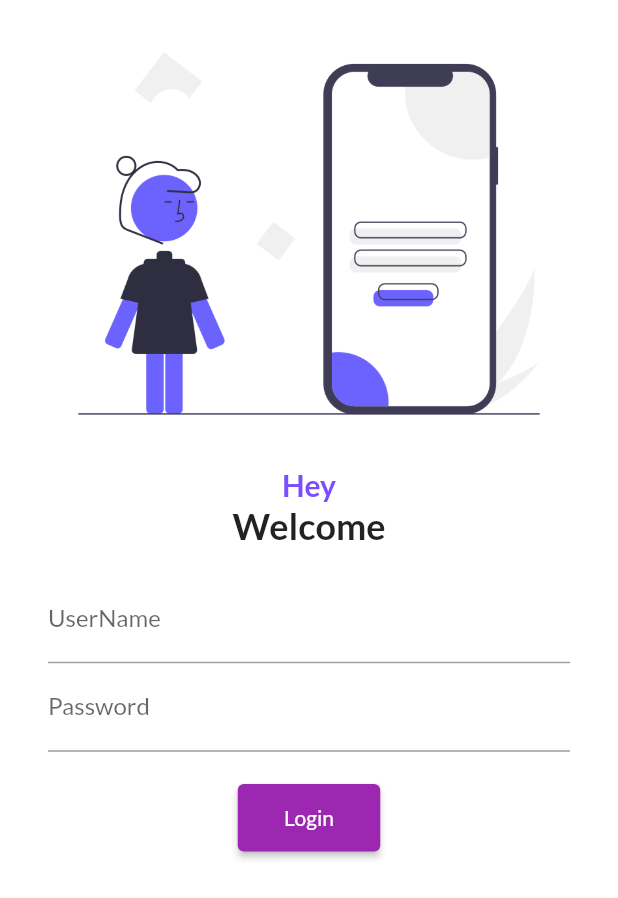
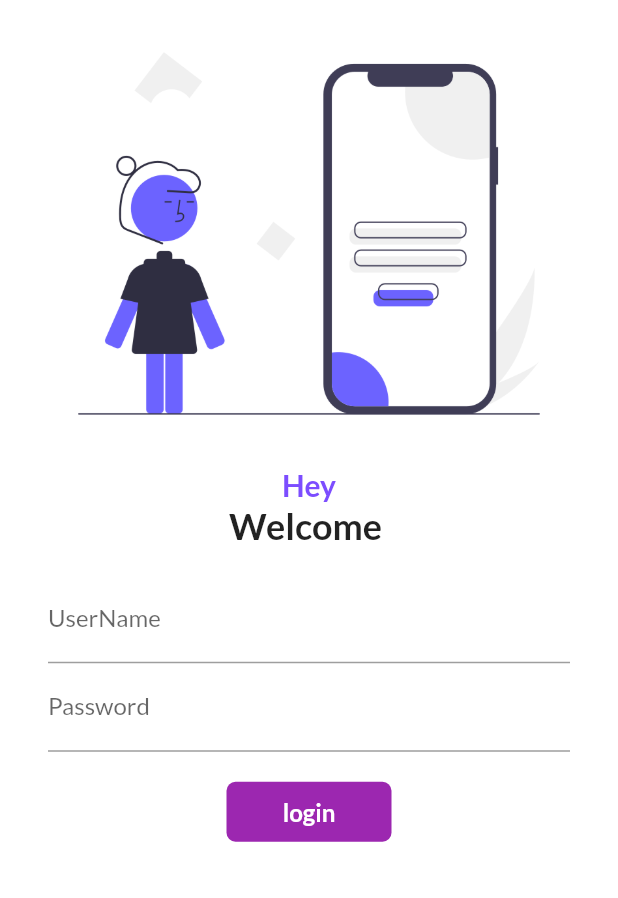
Before and after one commit to SyedAmeenHussaini/flutter_pra, a Flutter app: the screen it shows after launch, on a phone screen of 412 x 824 dp. Shown: the top 898 px of the screen. Run offline on Flutter 3.47's test engine with Material 2 defaults, Android fonts, the phone set to English and light mode, and no system bars; our stand-ins replace google_fonts.

Commit message:
day6 completed

```diff
--- a/lib/pages/login_page.dart
+++ b/lib/pages/login_page.dart
@@ -2,7 +2,15 @@ import "package:flutter/material.dart";
 import 'package:flutter_catalog/pages/Home_page.dart';
 import 'package:flutter_catalog/pages/utilits/approut.dart';
 
-class LoginPage extends StatelessWidget {
+class LoginPage extends StatefulWidget {
+  @override
+  State<LoginPage> createState() => _LoginPageState();
+}
+
+class _LoginPageState extends State<LoginPage> {
+  String name = "";
+  bool changeButton = false;
+
   @override
   Widget build(BuildContext context) {
     return Material(
@@ -24,7 +32,7 @@ class LoginPage extends StatelessWidget {
                     color: Colors.deepPurpleAccent),
               ),
             ),
-            Text("Welcome",
+            Text("Welcome $name",
                 style: TextStyle(fontSize: 24, fontWeight: FontWeight.bold)),
             SizedBox(
               height: 10,
@@ -33,24 +41,60 @@ class LoginPage extends StatelessWidget {
               padding: const EdgeInsets.symmetric(vertical: 8, horizontal: 32),
               child: Column(
                 children: [
-                  TextField(
+                  TextFormField(
                     decoration: InputDecoration(
                         hintText: "Enter Username", labelText: "UserName"),
+                    onChanged: (value) {
+                      name = value;
+                      setState(() {});
+                    },
                   ),
-                  TextField(
+                  TextFormField(
                       obscureText: true,
                       decoration: InputDecoration(
                           hintText: "Enter Password", labelText: "Password")),
                   SizedBox(
                     height: 20,
                   ),
-                  ElevatedButton(
-                    child: Text("Login"),
-                    style: TextButton.styleFrom(minimumSize: Size(95, 45)),
-                    onPressed: () {
-                      Navigator.popAndPushNamed(context, MyRoutes.homeRout);
+                  InkWell(
+                    onTap: () async {
+                      setState(() {
+                        changeButton = true;
+                      });
+                      await Future.delayed(Duration(seconds: 1));
+                       Navigator.popAndPushNamed(context, MyRoutes.homeRout);
                     },
+                    child: AnimatedContainer(
+                      duration: Duration(seconds: 1),
+                      width: changeButton ? 40 : 110,
+                      height: 40,
+                      alignment: Alignment.center,
+                      child: changeButton
+                          ? Icon(
+                              Icons.done,
+                              color: Colors.white,
+                            )
+                          : Text(
+                              "login",
+                              style: TextStyle(
+                                  color: Colors.white,
+                                  fontWeight: FontWeight.bold,
+                                  fontSize: 16),
+                            ),
+                      decoration: BoxDecoration(
+                          color: Colors.purple,
+                          borderRadius:
+                              BorderRadius.circular(changeButton ? 40 : 6)),
+                    ),
                   )
+
+                  // ElevatedButton(
+                  //   child: Text("Login"),
+                  //   style: TextButton.styleFrom(minimumSize: Size(95, 45)),
+                  //   onPressed: () {
+                  //     Navigator.popAndPushNamed(context, MyRoutes.homeRout);
+                  //   },
+                  // )
                 ],
               ),
             )
```
